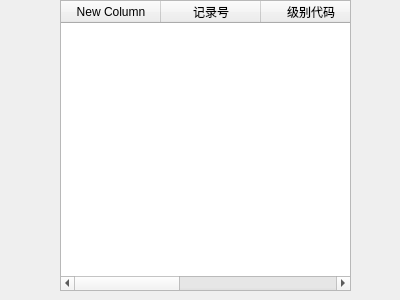
Old version of the form rw_query.ui in the repository rileychc/StuInfoManage.
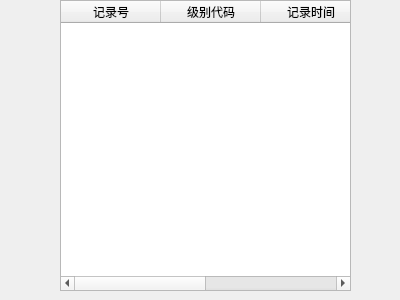
New version of the form.

```diff
--- a/rw_query.ui
+++ b/rw_query.ui
@@ -22,11 +22,6 @@
      <height>291</height>
     </rect>
    </property>
-   <column>
-    <property name="text">
-     <string>New Column</string>
-    </property>
-   </column>
    <column>
     <property name="text">
      <string>记录号</string>
```
